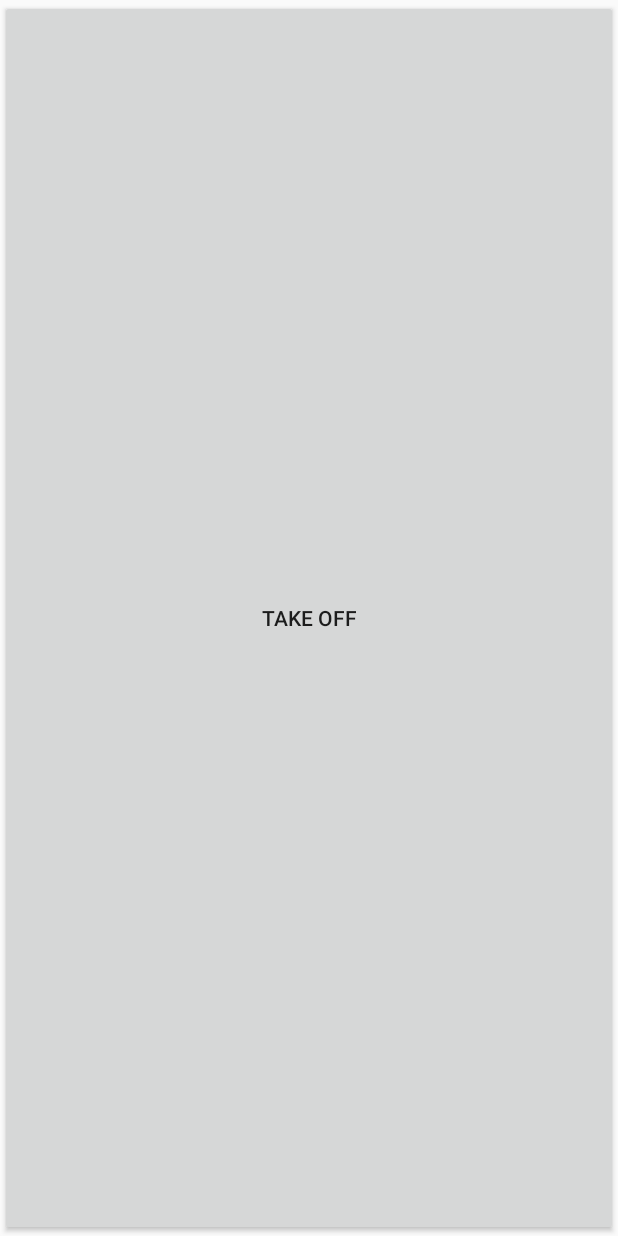
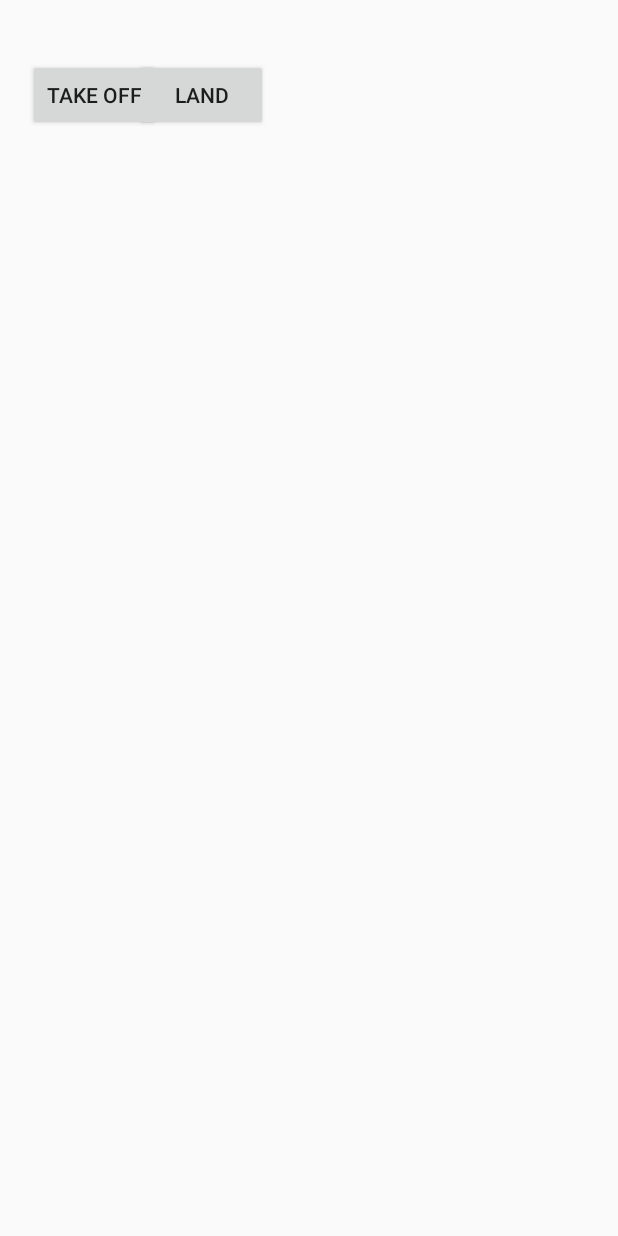
Before and after one commit to Bigoud33/DronePilot, an Android app: the Test screen opened directly, with no data from a screen before it, on a phone screen of 412 x 824 dp. Run offline under Robolectric (Android 15) with nearby library versions, the phone set to English and light mode, and no system bars; libraries missing offline, so code that uses them is left out: com.squareup.otto, dji.common.error, dji.common.util, dji.log, dji.sdk.base and 2 more.

Commit message:
Add takeOff and Landing

```diff
--- a/app/src/main/java/bigoud/com/dronepilot/model/MavicProInstance.java
+++ b/app/src/main/java/bigoud/com/dronepilot/model/MavicProInstance.java
@@ -1,4 +1,24 @@
 package bigoud.com.dronepilot.model;
+
+import android.content.Context;
+import android.os.AsyncTask;
+import android.util.Log;
+
+import com.squareup.otto.Subscribe;
+
+import java.util.concurrent.atomic.AtomicBoolean;
+
+import bigoud.com.dronepilot.controller.SDK.controller.SDKApplication;
+import bigoud.com.dronepilot.controller.SDK.utils.ToastUtils;
+import bigoud.com.dronepilot.view.PilotActivity;
+import dji.common.error.DJIError;
+import dji.common.error.DJISDKError;
+import dji.log.DJILog;
+import dji.sdk.base.BaseComponent;
+import dji.sdk.base.BaseProduct;
+import dji.sdk.sdkmanager.DJISDKManager;
+
+import static bigoud.com.dronepilot.controller.SDK.controller.SDKApplication.TAG;
 
 /**
  * Created by aeres on 2/28/2018.
@@ -6,6 +26,8 @@ package bigoud.com.dronepilot.model;
 
 public class MavicProInstance
 {
+
+    private AtomicBoolean isRegistrationInProgress = new AtomicBoolean(false);
     private static MavicProInstance instance = null;
 
     public static MavicProInstance getInstance()
@@ -16,8 +38,88 @@ public class MavicProInstance
         return instance;
     }
 
+    private BaseComponent.ComponentListener mDJIComponentListener = new BaseComponent.ComponentListener() {
+
+        @Override
+        public void onConnectivityChange(boolean isConnected) {
+            Log.d(TAG, "onComponentConnectivityChanged: " + isConnected);
+            notifyStatusChange();
+        }
+    };
+    private BaseProduct.BaseProductListener mDJIBaseProductListener = new BaseProduct.BaseProductListener() {
+
+        @Override
+        public void onComponentChange(BaseProduct.ComponentKey key,
+                                      BaseComponent oldComponent,
+                                      BaseComponent newComponent) {
+
+            if (newComponent != null) {
+                newComponent.setComponentListener(mDJIComponentListener);
+            }
+            Log.d(TAG,
+                    String.format("onComponentChange key:%s, oldComponent:%s, newComponent:%s",
+                            key,
+                            oldComponent,
+                            newComponent));
+
+            notifyStatusChange();
+        }
+
+        @Override
+        public void onConnectivityChange(boolean isConnected) {
+
+            Log.d(TAG, "onProductConnectivityChanged: " + isConnected);
+
+            notifyStatusChange();
+        }
+    };
+
     public MavicProInstance()
     {
+        SDKApplication.getEventBus().register(this);
 
     }
+
+    public void close(){
+        SDKApplication.getEventBus().unregister(this);
+    }
+
+    public void startSDKRegistration(final Context context) {
+        if (isRegistrationInProgress.compareAndSet(false, true)) {
+            AsyncTask.execute(new Runnable() {
+                @Override
+                public void run() {
+                    ToastUtils.setResultToToast("Registering, pls wait...");
+                    DJISDKManager.getInstance().registerApp(context, new DJISDKManager.SDKManagerCallback() {
+                        @Override
+                        public void onRegister(DJIError djiError) {
+                            if (djiError == DJISDKError.REGISTRATION_SUCCESS) {
+                                DJILog.e("App registration", DJISDKError.REGISTRATION_SUCCESS.getDescription());
+                                DJISDKManager.getInstance().startConnectionToProduct();
+                                ToastUtils.setResultToToast("SDK Registered Successfully");
+                            } else {
+                                ToastUtils.setResultToToast("SDK Registration Failed. Please check the bundle ID and your network\n" +
+                                        "        connectivity");
+                            }
+                            Log.v(TAG, djiError.getDescription());
+                        }
+
+                        @Override
+                        public void onProductChange(BaseProduct oldProduct, BaseProduct newProduct) {
+                            Log.d(TAG, String.format("onProductChanged oldProduct:%s, newProduct:%s", oldProduct, newProduct));
+                            notifyStatusChange();
+                        }
+                    });
+                }
+            });
+        }
+    }
+
+    private void notifyStatusChange() {
+        SDKApplication.getEventBus().post(new ConnectivityChangeEvent());
+    }
+
+    public static class ConnectivityChangeEvent {
+    }
+
 }
--- a/app/src/main/java/bigoud/com/dronepilot/view/MainActivity.java
+++ b/app/src/main/java/bigoud/com/dronepilot/view/MainActivity.java
@@ -12,6 +12,7 @@ import android.widget.Button;
 
 import bigoud.com.dronepilot.R;
 import bigoud.com.dronepilot.Test;
+import bigoud.com.dronepilot.model.MavicProInstance;
 
 public class MainActivity extends AppCompatActivity implements View.OnClickListener {
     private Button newC=null;
@@ -43,6 +44,8 @@ public class MainActivity extends AppCompatActivity implements View.OnClickListe
         histo.setOnClickListener(this);
         test = findViewById(R.id.test);
         test.setOnClickListener(this);
+        MavicProInstance mpi = MavicProInstance.getInstance();
+        mpi.startSDKRegistration(getApplicationContext());
     }
 
     @Override
--- a/app/src/main/res/layout/activity_test.xml
+++ b/app/src/main/res/layout/activity_test.xml
@@ -1,12 +1,32 @@
 <?xml version="1.0" encoding="utf-8"?>
-<android.support.constraint.ConstraintLayout
-    xmlns:android="http://schemas.android.com/apk/res/android" android:layout_width="match_parent"
+<android.support.constraint.ConstraintLayout xmlns:android="http://schemas.android.com/apk/res/android"
+    xmlns:app="http://schemas.android.com/apk/res-auto"
+    xmlns:tools="http://schemas.android.com/tools"
+    android:layout_width="match_parent"
     android:layout_height="match_parent">
 
     <Button
         android:id="@+id/btn_take_off"
-        android:layout_width="match_parent"
-        android:layout_height="match_parent"
-        android:text="Take Off" />
+        android:layout_width="wrap_content"
+        android:layout_height="wrap_content"
+        android:text="Take Off"
+        app:layout_constraintBottom_toBottomOf="parent"
+        app:layout_constraintEnd_toEndOf="parent"
+        app:layout_constraintHorizontal_bias="0.057"
+        app:layout_constraintStart_toStartOf="parent"
+        app:layout_constraintTop_toTopOf="parent"
+        app:layout_constraintVertical_bias="0.051" />
+
+    <Button
+        android:id="@+id/btn_landing"
+        android:layout_width="wrap_content"
+        android:layout_height="wrap_content"
+        android:text="Land"
+        app:layout_constraintBottom_toBottomOf="parent"
+        app:layout_constraintEnd_toEndOf="parent"
+        app:layout_constraintHorizontal_bias="0.279"
+        app:layout_constraintStart_toStartOf="parent"
+        app:layout_constraintTop_toTopOf="parent"
+        app:layout_constraintVertical_bias="0.051" />
 
 </android.support.constraint.ConstraintLayout>
```
Also changed, not shown: app/src/main/java/bigoud/com/dronepilot/MApplication.java (deleted, +0 -26 lines), app/src/main/java/bigoud/com/dronepilot/Test.java (+27 -4 lines), app/src/main/java/bigoud/com/dronepilot/UIApplication.java (deleted, +0 -183 lines), app/src/main/java/bigoud/com/dronepilot/controller/SDK/utils/ToastUtils.java (added, +63 -0 lines).
